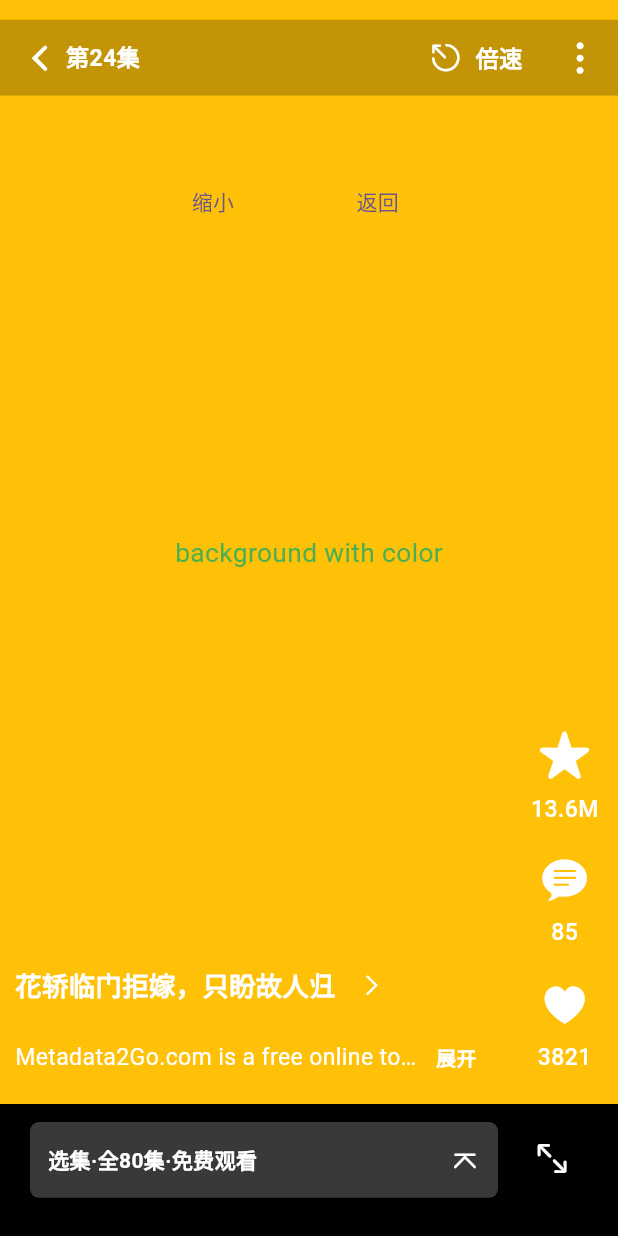
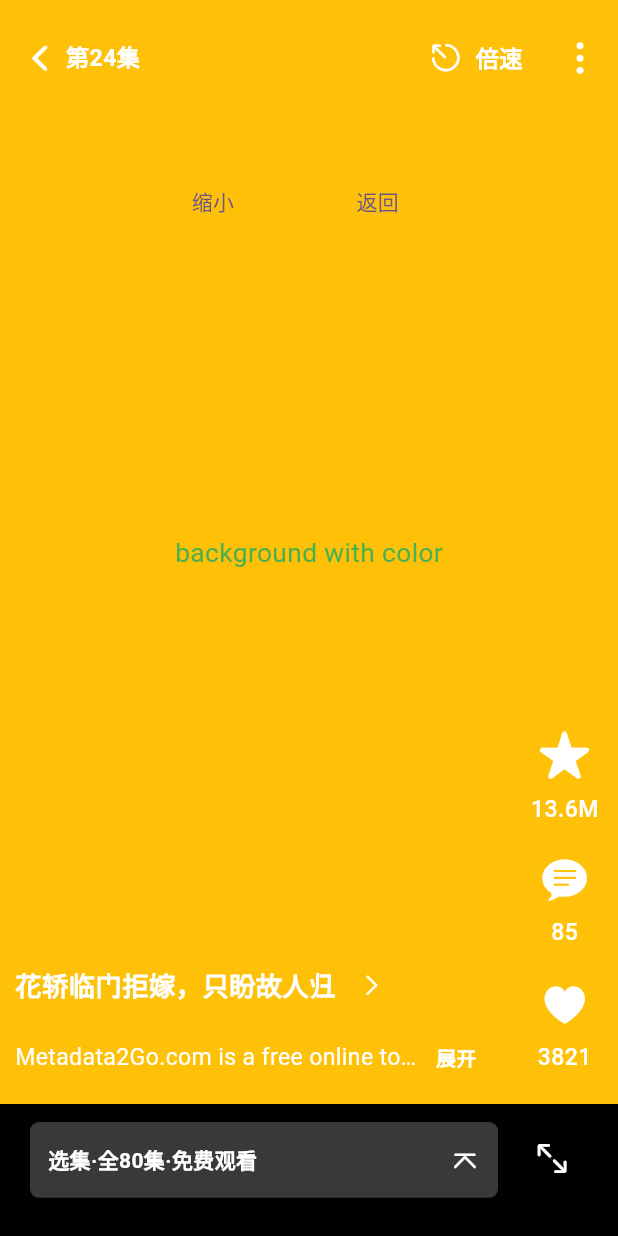
Before and after one commit to yamasea-major/web3skit, a Flutter app: the SkPlayeringPage screen opened by its route, on a phone screen of 412 x 824 dp. Run offline on Flutter 3.47's test engine with Material 3 defaults, Android fonts, the phone set to English and light mode, and no system bars; our stand-ins replace flutter_screenutil, fluttertoast, go_router; missing offline and left inert: avatar_plus.

```diff
--- a/skit_app/lib/ui/playing/sk_playing_page.dart
+++ b/skit_app/lib/ui/playing/sk_playing_page.dart
@@ -80,7 +80,7 @@ class _SkSkPlayeringeState extends State<SkPlayeringPage> {
       child: Container(
           width: MediaQuery.of(context).size.width,
           height: 46.w,
-          color: const Color.fromARGB(60, 0, 0, 0),
+          color: const Color.fromARGB(0, 0, 0, 0),
           child: Row(
             mainAxisAlignment: MainAxisAlignment.start,
             crossAxisAlignment: CrossAxisAlignment.center,
```
Also changed, not shown: skit_app/lib/notifiers/sk_mult_skits_list_notifier.dart (added, +17 -0 lines), skit_app/lib/notifiers/sk_single_skits_list_notifier.dart (added, +17 -0 lines).
